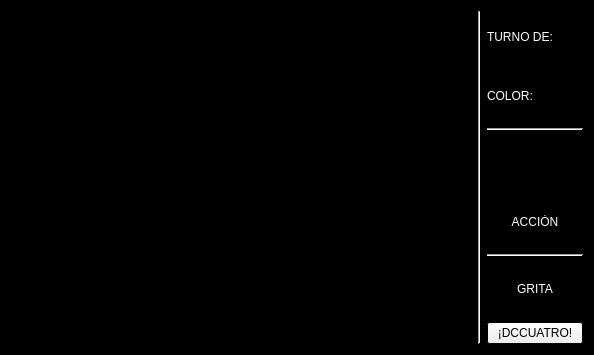
This is Tareas/T03/cliente/ventana_juego.ui in tedroppelmann/IIC2233-programacion-avanzada as Qt 5 draws it before an edit. The edited form follows.
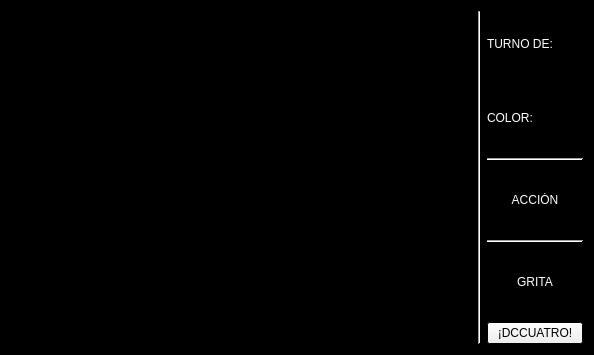
This is the edited form.

The edit to the form file:
```diff
--- a/Tareas/T03/cliente/ventana_juego.ui
+++ b/Tareas/T03/cliente/ventana_juego.ui
@@ -261,18 +261,7 @@
       </widget>
      </item>
      <item>
-      <layout class="QHBoxLayout" name="horizontalLayout_9">
-       <item>
-        <widget class="QLabel" name="mazo">
-         <property name="text">
-          <string/>
-         </property>
-         <property name="alignment">
-          <set>Qt::AlignCenter</set>
-         </property>
-        </widget>
-       </item>
-      </layout>
+      <layout class="QHBoxLayout" name="mazo_layout"/>
      </item>
      <item>
       <widget class="QLabel" name="accion">
```
